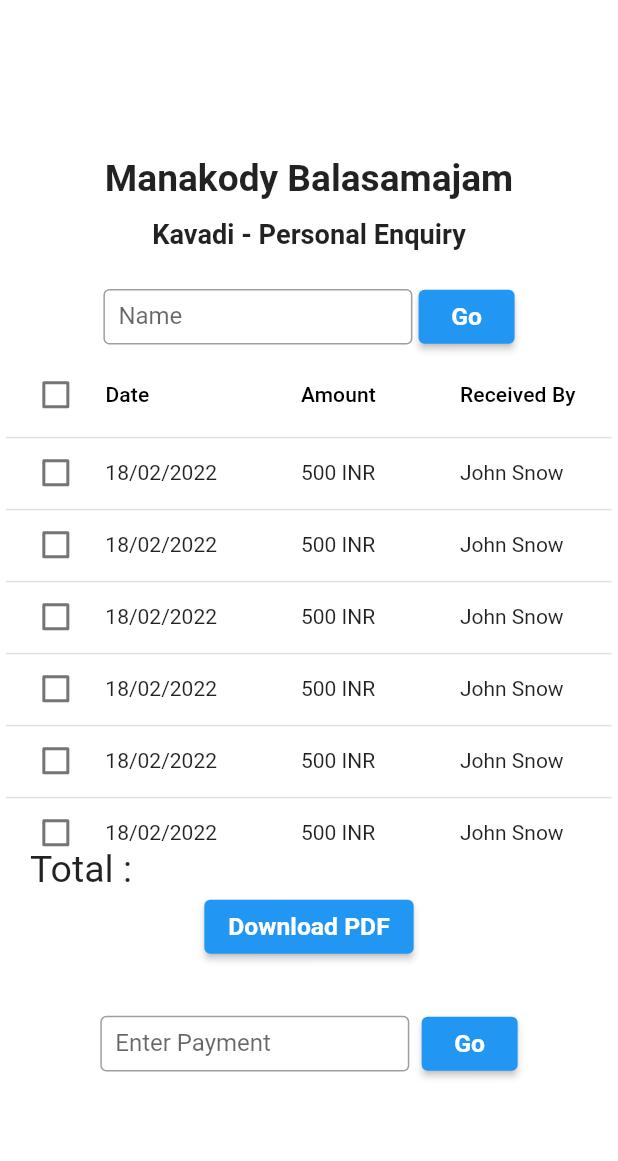
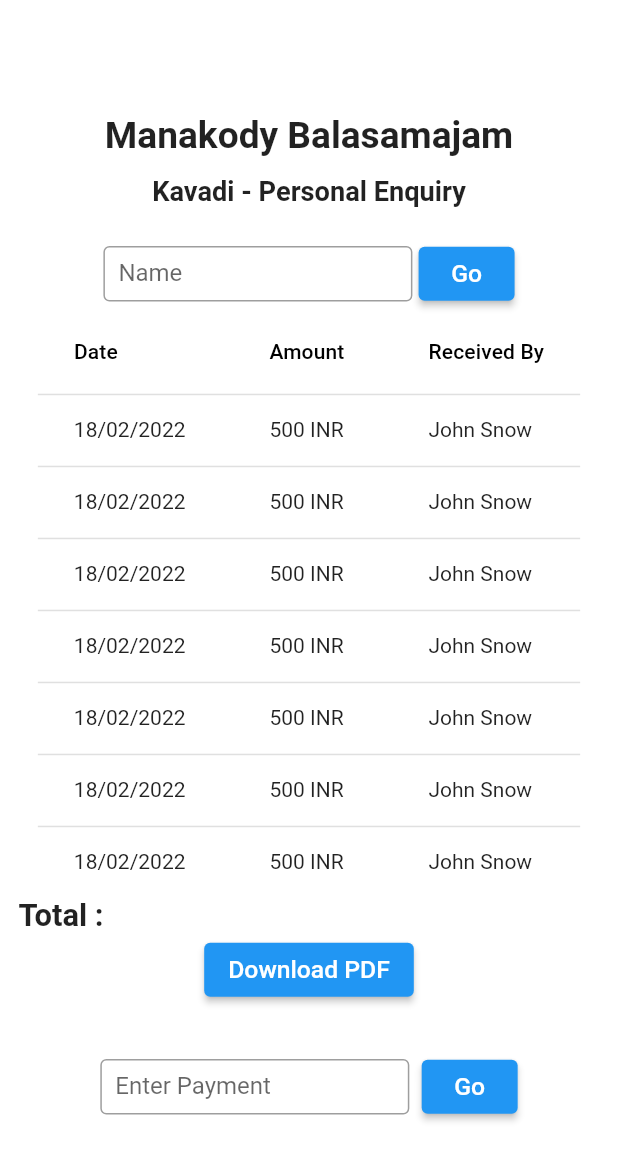
Before and after one commit to JishnuThazhath/balasamajam, a Flutter app: the PersonEnquiry screen opened by its route, on a phone screen of 412 x 824 dp. Shown: the top 1161 px of the screen. Run offline on Flutter 3.47's test engine with Material 2 defaults, Android fonts, the light colour scheme and no system bars; Roboto replaces fonts that are missing (Trueno).

Commit message:
Jishnu | Prettify the ui

```diff
--- a/lib/components/table_component.dart
+++ b/lib/components/table_component.dart
@@ -3,12 +3,12 @@
 class TableComponent extends StatefulWidget {
   List<String> headers;
   List<List<String>> data;
-  Function clickEvent;
+  Function rowClickCallback;
   TableComponent(
       {super.key,
       required this.headers,
       required this.data,
-      required this.clickEvent});
+      required this.rowClickCallback});
 
   @override
   State<TableComponent> createState() => _TableComponentState();
@@ -17,13 +17,13 @@
 class _TableComponentState extends State<TableComponent> {
   @override
   Widget build(BuildContext context) {
-    widget.clickEvent();
-    return createDataTable(widget.headers, widget.data, widget.clickEvent);
+    return createDataTable(
+        widget.headers, widget.data, widget.rowClickCallback);
   }
 }
 
 SingleChildScrollView createDataTable(
-  List<String> headers, List<List<String>> data, Function clickEvent) {
+    List<String> headers, List<List<String>> data, Function clickEvent) {
   List<DataColumn> columnHeaders = [];
   List<DataRow> rows = [];
 
@@ -34,8 +34,7 @@
   for (List<String> row in data) {
     DataRow dataRow = DataRow(
         onSelectChanged: (value) {
-          print("selected");
-          clickEvent();
+          clickEvent(row);
         },
         cells: []);
 
@@ -48,10 +47,14 @@
   }
 
   return SingleChildScrollView(
-    scrollDirection: Axis.vertical,
-    child: DataTable(
-      columns: columnHeaders,
-      rows: rows,
+    scrollDirection: Axis.horizontal,
+    child: SingleChildScrollView(
+      scrollDirection: Axis.vertical,
+      child: DataTable(
+        showCheckboxColumn: false,
+        columns: columnHeaders,
+        rows: rows,
+      ),
     ),
   );
 }
--- a/lib/configs/local_theme_data.dart
+++ b/lib/configs/local_theme_data.dart
@@ -15,6 +15,10 @@
   static TextStyle buttonText = TextStyle(
       fontFamily: 'Trueno',
       fontSize: Responsive.blockSizeVertical * 20,
-      color: Colors.white,
+      color: Colors.white);
+
+  static TextStyle labelText = TextStyle(
+      fontFamily: 'Trueno',
+      fontSize: Responsive.blockSizeVertical * 25,
       fontWeight: FontWeight.bold);
 }
--- a/lib/data/login/login_user.dart
+++ b/lib/data/login/login_user.dart
@@ -2,7 +2,5 @@
 /// Talk to the database and returns if logged in or not
 /// TODO: Ideally this method should return a session
 bool loginUser(String username, String password) {
-  print("Username : $username");
-  print("Password : $password");
   return true;
 }
--- a/lib/routes.dart
+++ b/lib/routes.dart
@@ -3,6 +3,7 @@
 import 'package:balasamajam/screens/kavadi/kavadi_home.dart';
 import 'package:balasamajam/screens/login/login.dart';
 import 'package:balasamajam/screens/pirivu/pirivu_details.dart';
+import 'package:balasamajam/screens/pirivu/weekly_pirivu_details.dart';
 import 'package:balasamajam/screens/splash/splash_screen.dart';
 import 'package:flutter/material.dart';
 
@@ -13,4 +14,5 @@
   PersonEnquiry.routeName: (context) => PersonEnquiry(),
   KavadiHome.routeName: (context) => const KavadiHome(),
   PirivuDetails.routeName: (context) => PirivuDetails(),
+  //WeeklyPirivuDetails.routeName: (context) => WeeklyPirivuDetails(),
 };
--- a/lib/screens/enquiry/person_enquiry.dart
+++ b/lib/screens/enquiry/person_enquiry.dart
@@ -40,19 +40,17 @@
                 child: Text("Go", style: LocalThemeData.buttonText)),
           ]),
           SizedBox(width: Responsive.blockSizeVertical * 10),
-          SizedBox(
-            height: Responsive.blockSizeVertical * 400,
-            child: TableComponent(
-              headers: _getHeaders(),
-              data: _getData(),
-              clickEvent: () => {},
-            ),
+          TableComponent(
+            headers: _getHeaders(),
+            data: _getData(),
+            rowClickCallback: (value) => {},
           ),
-          const Align(
+          Align(
             alignment: Alignment.centerLeft,
             child: Padding(
-              padding: EdgeInsets.only(left: 20.0),
-              child: Text("Total : ", style: TextStyle(fontSize: 25.0)),
+              padding:
+                  EdgeInsets.only(left: Responsive.blockSizeHorizontal * 30),
+              child: Text("Total : ", style: LocalThemeData.labelText),
             ),
           ),
           ElevatedButton(
```
Also changed, not shown: lib/screens/pirivu/pirivu_details.dart (+16 -12 lines), lib/screens/pirivu/weekly_pirivu_details.dart (+41 -18 lines).
